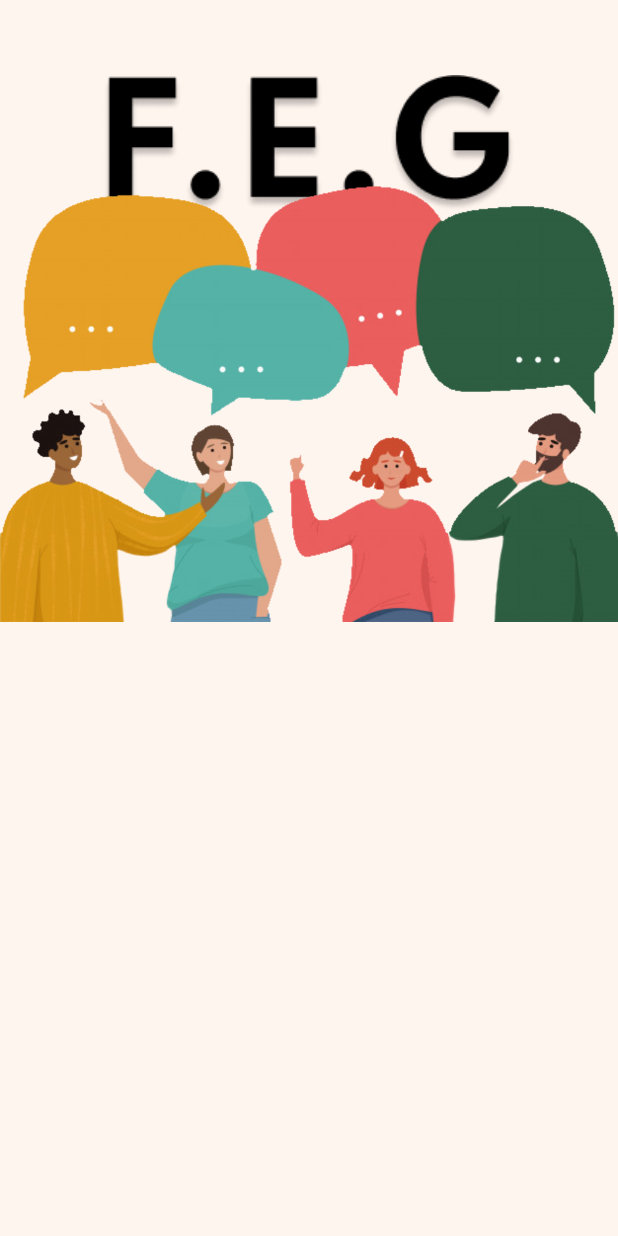
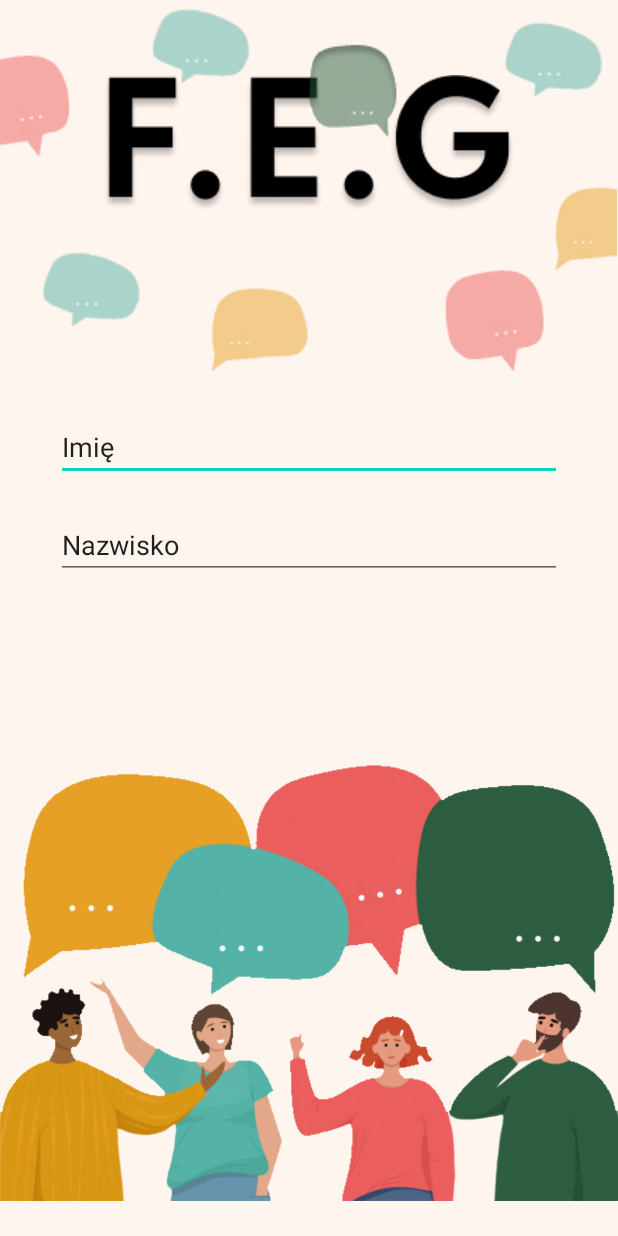
Before and after one commit to PSPMonster/F.E.G., an Android app: the screen it shows after launch (MainActivity), on a phone screen of 412 x 824 dp. Run offline under Robolectric (Android 15) with nearby library versions, the phone set to English and light mode, and no system bars.

Commit message:
Troche menu

```diff
--- a/app/src/main/res/layout/activity_main.xml
+++ b/app/src/main/res/layout/activity_main.xml
@@ -22,9 +22,41 @@
         android:layout_width="wrap_content"
         android:layout_height="wrap_content"
         app:layout_constraintEnd_toEndOf="parent"
-        app:layout_constraintHorizontal_bias="0.0"
+        app:layout_constraintHorizontal_bias="1.0"
         app:layout_constraintStart_toStartOf="parent"
-        app:srcCompat="@drawable/people"
-        tools:layout_editor_absoluteY="325dp" />
+        app:layout_constraintTop_toBottomOf="@+id/editTextTextPersonName3"
+        app:srcCompat="@drawable/people" />
+
+    <EditText
+        android:id="@+id/editTextTextPersonName"
+        android:layout_width="337dp"
+        android:layout_height="41dp"
+        android:layout_marginTop="32dp"
+        android:ems="10"
+        android:inputType="textPersonName"
+        android:text="Imię"
+        app:layout_constraintEnd_toEndOf="parent"
+        app:layout_constraintStart_toStartOf="parent"
+        app:layout_constraintTop_toBottomOf="@+id/imageView3" />
+
+    <EditText
+        android:id="@+id/editTextTextPersonName3"
+        android:layout_width="337dp"
+        android:layout_height="41dp"
+        android:layout_marginTop="24dp"
+        android:ems="10"
+        android:inputType="textPersonName"
+        android:text="Nazwisko"
+        app:layout_constraintEnd_toEndOf="parent"
+        app:layout_constraintStart_toStartOf="parent"
+        app:layout_constraintTop_toBottomOf="@+id/editTextTextPersonName" />
+
+    <ImageView
+        android:id="@+id/imageView3"
+        android:layout_width="wrap_content"
+        android:layout_height="wrap_content"
+        app:layout_constraintStart_toStartOf="parent"
+        app:layout_constraintTop_toTopOf="parent"
+        app:srcCompat="@drawable/clouds" />
 
 </androidx.constraintlayout.widget.ConstraintLayout>
```
Also changed, not shown: app/src/main/res/drawable-v24/clouds.png (added).
